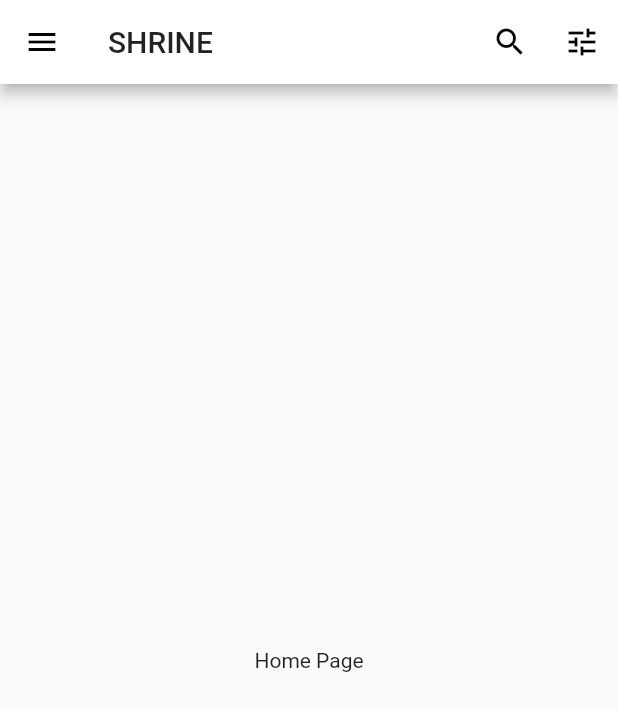
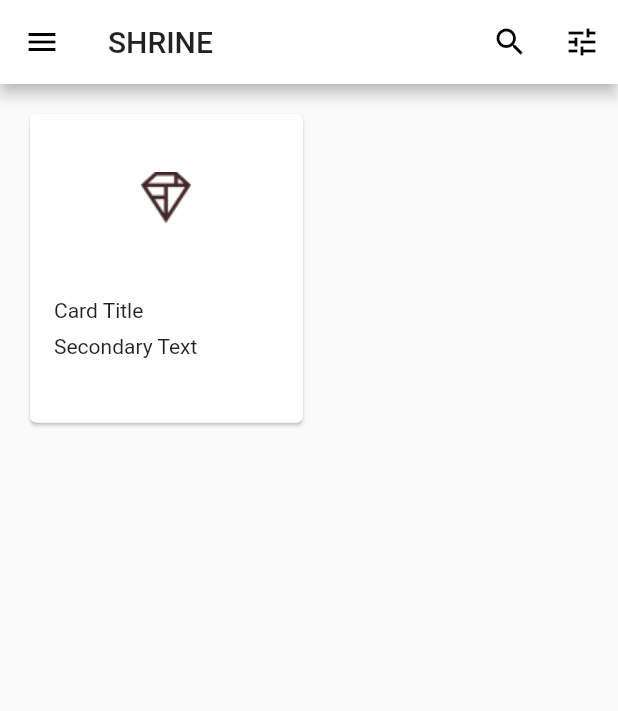
Before and after one commit to ragingprodigy/flutter-shrine-app, a Flutter app: the HomePage screen opened directly, on a phone screen of 412 x 824 dp. Shown: the top 711 px of the screen. Run offline on Flutter 3.47's test engine with Material 2 defaults, Android fonts, the phone set to English and light mode, and no system bars.

Commit message:
Add sample Card and fixed Grid View

```diff
--- a/lib/home.dart
+++ b/lib/home.dart
@@ -3,7 +3,6 @@ import 'package:flutter/material.dart';
 class HomePage extends StatelessWidget {
   @override
   Widget build(BuildContext context) {
-    // TODO: implement build
     return Scaffold(
       appBar: AppBar(
         title: Text('SHRINE'),
@@ -37,8 +36,34 @@ class HomePage extends StatelessWidget {
           )
         ],
       ),
-      body: Center(
-        child: Text('Home Page'),
+      body: GridView.count(
+        crossAxisCount: 2,
+        padding: EdgeInsets.all(16.0),
+        childAspectRatio: 8.0 / 9.0,
+        children: <Widget>[
+          Card(
+            child: Column(
+              crossAxisAlignment: CrossAxisAlignment.start,
+              children: <Widget>[
+                AspectRatio(
+                  aspectRatio: 18.0 / 11.0,
+                  child: Image.asset('assets/diamond.png'),
+                ),
+                Padding(
+                  padding: EdgeInsets.fromLTRB(16.0, 12.0, 16.0, 8.0),
+                  child: Column(
+                    crossAxisAlignment: CrossAxisAlignment.start,
+                    children: <Widget>[
+                      Text('Card Title'),
+                      SizedBox(height: 8.0,),
+                      Text('Secondary Text')
+                    ],
+                  ),
+                )
+              ],
+            ),
+          )
+        ],
       ),
     );
   }
```
